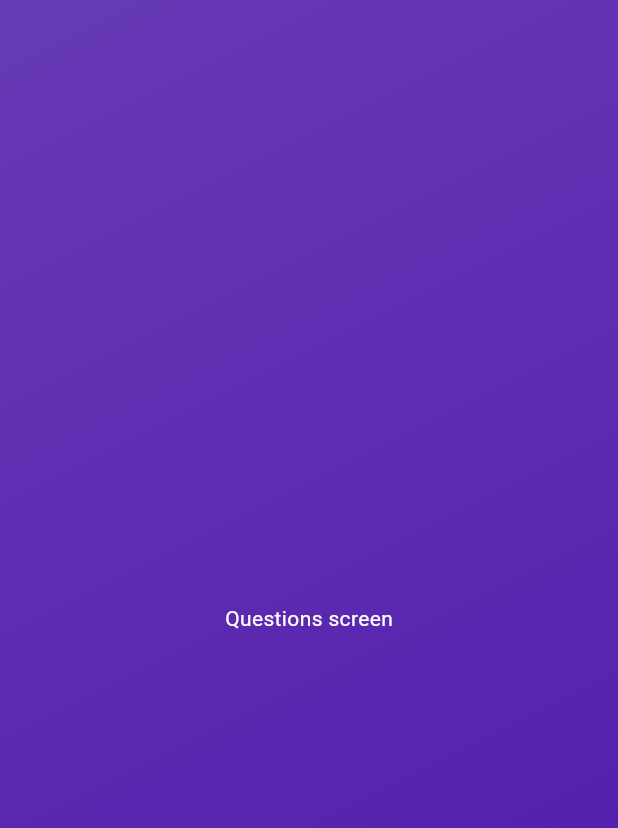
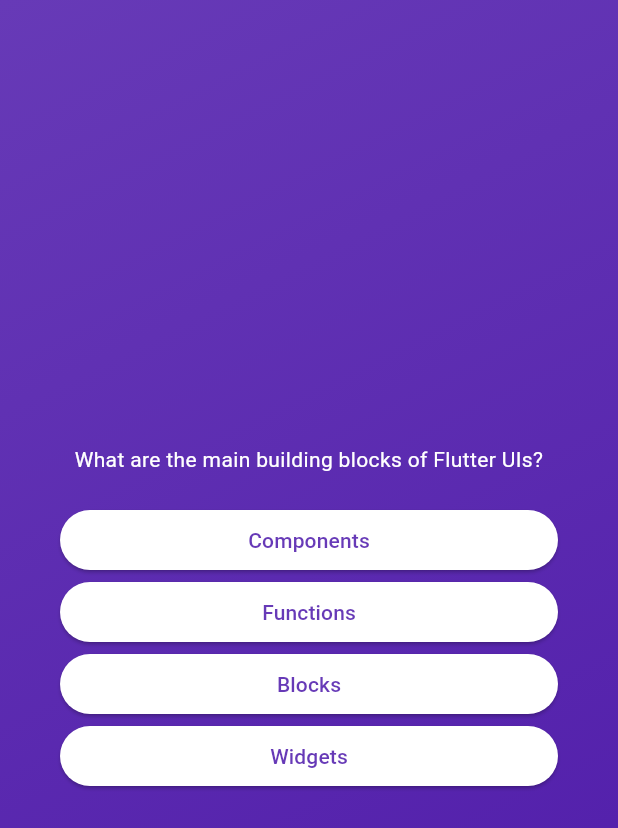
Before and after one commit to otabekinha/flutter_quiz_app, a Flutter app: the screen it shows after launch, after a tap on "Click me", on a phone screen of 412 x 824 dp. Shown: the top 828 px of the screen. Run offline on Flutter 3.47's test engine with Material 3 defaults, Android fonts, the phone set to English and light mode, and no system bars.

Commit message:
Added questions-screen questions and asnwers

```diff
--- /dev/null
+++ b/lib/answer_button.dart
@@ -0,0 +1,24 @@
+import 'package:flutter/material.dart';
+
+class AnswerButton extends StatelessWidget {
+  const AnswerButton({
+    super.key,
+    required this.answerText,
+    required this.onTap,
+  });
+  final String answerText;
+  final void Function() onTap;
+
+  @override
+  Widget build(BuildContext context) {
+    return ElevatedButton(
+      style: ElevatedButton.styleFrom(
+        padding: const EdgeInsets.symmetric(horizontal: 50, vertical: 10),
+        backgroundColor: Colors.white,
+        foregroundColor: Colors.deepPurple,
+      ),
+      onPressed: onTap,
+      child: Text(answerText),
+    );
+  }
+}
--- /dev/null
+++ b/lib/data/questions.dart
@@ -0,0 +1,55 @@
+import '../models/quiz_questions.dart';
+
+const questions = [
+  QuizQuestions(
+    'What are the main building blocks of Flutter UIs?',
+    [
+      'Widgets',
+      'Components',
+      'Blocks',
+      'Functions',
+    ],
+  ),
+  QuizQuestions('How are Flutter UIs built?', [
+    'By combining widgets in code',
+    'By combining widgets in a visual editor',
+    'By defining widgets in config files',
+    'By using XCode for iOS and Android Studio for Android',
+  ]),
+  QuizQuestions(
+    'What\'s the purpose of a StatefulWidget?',
+    [
+      'Update UI as data changes',
+      'Update data as UI changes',
+      'Ignore data changes',
+      'Render UI that does not depend on data',
+    ],
+  ),
+  QuizQuestions(
+    'Which widget should you try to use more often: StatelessWidget or StatefulWidget?',
+    [
+      'StatelessWidget',
+      'StatefulWidget',
+      'Both are equally good',
+      'None of the above',
+    ],
+  ),
+  QuizQuestions(
+    'What happens if you change data in a StatelessWidget?',
+    [
+      'The UI is not updated',
+      'The UI is updated',
+      'The closest StatefulWidget is updated',
+      'Any nested StatefulWidgets are updated',
+    ],
+  ),
+  QuizQuestions(
+    'How should you update data inside of StatefulWidgets?',
+    [
+      'By calling setState()',
+      'By calling updateData()',
+      'By calling updateUI()',
+      'By calling updateState()',
+    ],
+  ),
+];
--- /dev/null
+++ b/lib/models/quiz_questions.dart
@@ -0,0 +1,11 @@
+class QuizQuestions {
+  const QuizQuestions(this.text, this.answers);
+  final String text;
+  final List<String> answers;
+
+  List<String> getShuffledAnswers() {
+    final shuffledList = List.of(answers);
+    shuffledList.shuffle();
+    return shuffledList;
+  }
+}
--- a/lib/questions_screen.dart
+++ b/lib/questions_screen.dart
@@ -1,4 +1,6 @@
 import 'package:flutter/material.dart';
+import 'package:quiz_app/answer_button.dart';
+import 'package:quiz_app/data/questions.dart';
 
 class QuestionsScreen extends StatefulWidget {
   const QuestionsScreen({super.key});
@@ -12,10 +14,30 @@ class QuestionsScreen extends StatefulWidget {
 class _QuestionsScreenState extends State<QuestionsScreen> {
   @override
   Widget build(BuildContext context) {
-    return Center(
-        child: const Text(
-      'Questions screen',
-      style: TextStyle(color: Colors.white),
-    ));
+    final currentQuestion = questions[0];
+
+    return SizedBox(
+      width: double.infinity,
+      child: Container(
+        margin: EdgeInsets.all(40),
+        child: Column(
+          mainAxisAlignment: MainAxisAlignment.center,
+          crossAxisAlignment: CrossAxisAlignment.stretch,
+          children: [
+            Text(
+              currentQuestion.text,
+              style: const TextStyle(
+                color: Colors.white,
+              ),
+              textAlign: TextAlign.center,
+            ),
+            const SizedBox(height: 20),
+            ...currentQuestion.getShuffledAnswers().map((answer) {
+              return AnswerButton(answerText: answer, onTap: () {});
+            })
+          ],
+        ),
+      ),
+    );
   }
 }
--- a/lib/quiz.dart
+++ b/lib/quiz.dart
@@ -12,22 +12,22 @@ class Quiz extends StatefulWidget {
 }
 
 class _QuizState extends State<Quiz> {
-  Widget? activeScreen;
-
-  @override
-  void initState() {
-    super.initState();
-    activeScreen = StartScreen(switchScreen);
-  }
+  var activeScreen = 'active-screen';
 
   void switchScreen() {
     setState(() {
-      activeScreen = const QuestionsScreen();
+      activeScreen = 'questions-screen';
     });
   }
 
   @override
   Widget build(context) {
+    Widget screenWidget = StartScreen(switchScreen);
+
+    if (activeScreen == 'questions-screen') {
+      screenWidget = const QuestionsScreen();
+    }
+
     return MaterialApp(
       home: Scaffold(
         body: Container(
@@ -41,7 +41,7 @@ class _QuizState extends State<Quiz> {
               end: Alignment.bottomRight,
             ),
           ),
-          child: activeScreen,
+          child: screenWidget,
         ),
       ),
     );
--- a/lib/start_screen.dart
+++ b/lib/start_screen.dart
@@ -32,7 +32,7 @@ class StartScreen extends StatelessWidget {
             ),
             icon: const Icon(Icons.arrow_right_alt),
             label: const Text('Click me'),
-          )
+          ),
         ],
       ),
     );
```
